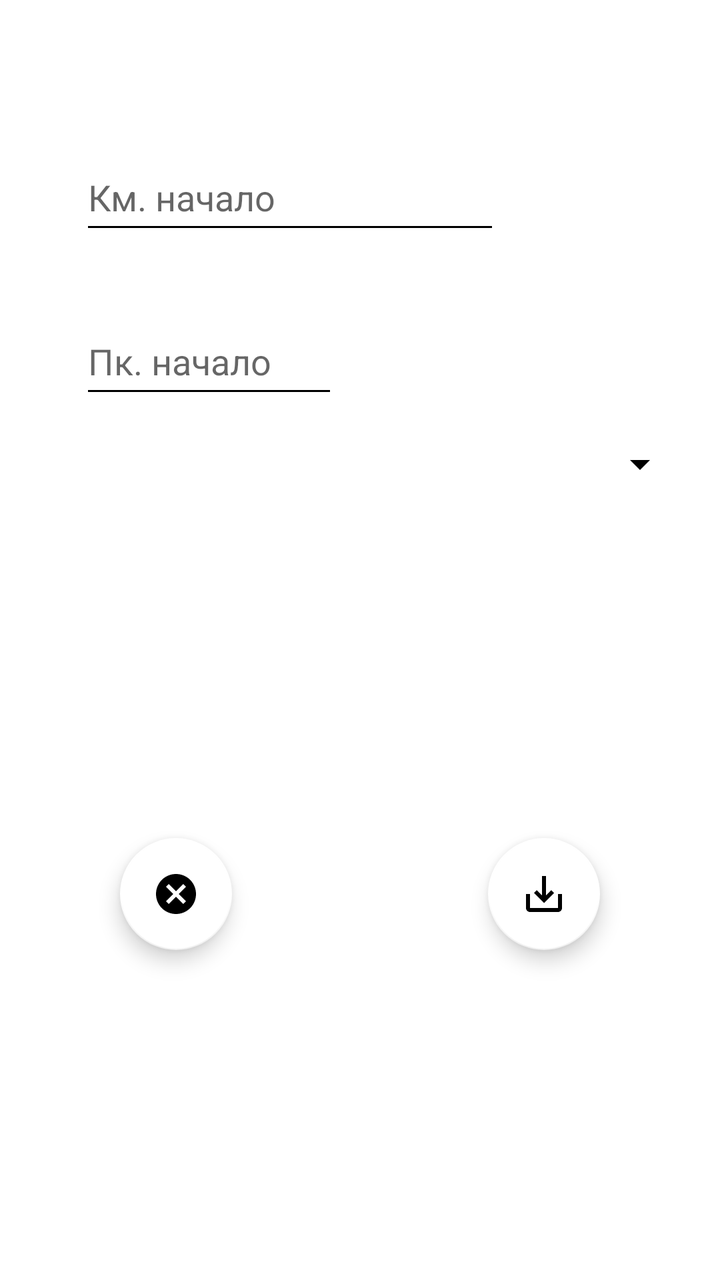
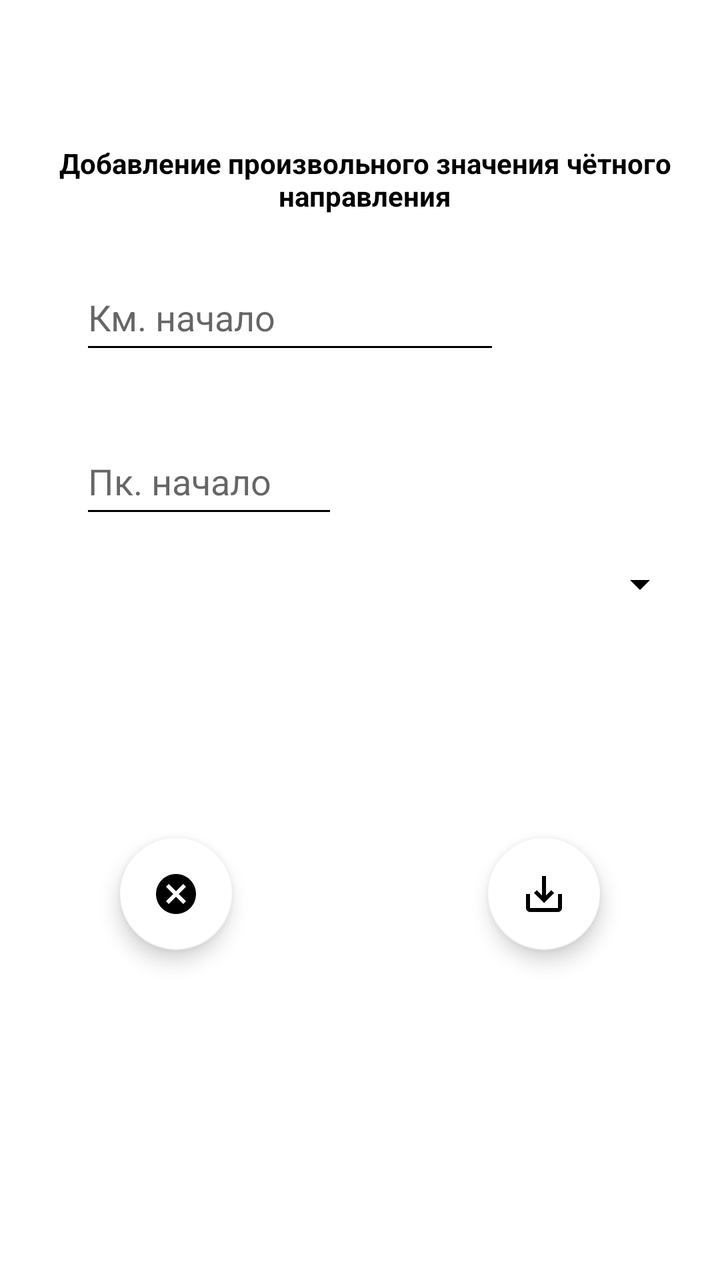

Two renders of the same Android screen: before a commit and after it. Below are the layout's source before the change and the commit's diff.
<!-- AndroidManifest.xml: application theme Base.Theme.My_Gps_Assistant -->
<!-- res/layout/fragment_add_custom_field_chet.xml -->
<?xml version="1.0" encoding="utf-8"?>
<androidx.constraintlayout.widget.ConstraintLayout
    xmlns:android="http://schemas.android.com/apk/res/android"
    xmlns:app="http://schemas.android.com/apk/res-auto"
    xmlns:tools="http://schemas.android.com/tools"
    android:layout_width="match_parent"
    android:layout_height="match_parent"
    android:background="#FFFFFF"
    tools:context=".fragments.chet.customField.add.AddCustomFieldFragmentChet">

    <EditText
        android:id="@+id/ed_start_custom_field_chet"
        android:layout_width="0dp"
        android:layout_height="50dp"
        android:layout_marginStart="40dp"
        android:layout_marginTop="72dp"
        android:ems="10"
        android:hint="@string/fragment_add_km_start_brake_chet"
        android:backgroundTint="@color/black"
        android:importantForAutofill="no"
        android:inputType="number"
        android:maxLength="4"
        android:textColor="#000000"
        app:layout_constraintStart_toStartOf="parent"
        app:layout_constraintTop_toTopOf="parent"
        tools:ignore="HardcodedText,TextContrastCheck" />

    <EditText
        android:id="@+id/ed_pk_start_custom_field_chet"
        android:layout_width="129dp"
        android:layout_height="50dp"
        android:layout_marginTop="32dp"
        android:ems="10"
        android:hint="@string/fragment_add_pk_start_brake_chet"
        android:backgroundTint="@color/black"
        android:inputType="number"
        android:maxLength="2"
        android:textColor="#000000"
        app:layout_constraintEnd_toEndOf="@+id/ed_start_custom_field_chet"
        app:layout_constraintHorizontal_bias="0.0"
        app:layout_constraintStart_toStartOf="@+id/ed_start_custom_field_chet"
        app:layout_constraintTop_toBottomOf="@+id/ed_start_custom_field_chet"
        tools:ignore="Autofill,HardcodedText,MissingConstraints,TextContrastCheck" />

    <com.google.android.material.floatingactionbutton.FloatingActionButton
        android:id="@+id/fb_save_custom_field_chet"
        android:layout_width="wrap_content"
        android:layout_height="wrap_content"
        android:layout_marginEnd="60dp"
        android:layout_marginBottom="165dp"
        android:clickable="true"
        android:src="@drawable/is_save_custom_field_chet"
        app:backgroundTint="@color/white"
        app:layout_constraintBottom_toBottomOf="parent"
        app:layout_constraintEnd_toEndOf="parent"
        tools:ignore="ContentDescription,KeyboardInaccessibleWidget,SpeakableTextPresentCheck" />

    <com.google.android.material.floatingactionbutton.FloatingActionButton
        android:id="@+id/fb_cancel_custom_field_chet"
        android:layout_width="wrap_content"
        android:layout_height="wrap_content"
        android:layout_marginStart="60dp"
        android:layout_marginBottom="165dp"
        android:clickable="true"
        android:src="@drawable/is_cancel_custom_field_chet"
        app:backgroundTint="@color/white"
        app:layout_constraintBottom_toBottomOf="parent"
        app:layout_constraintStart_toStartOf="parent"
        tools:ignore="ContentDescription,KeyboardInaccessibleWidget,SpeakableTextPresentCheck" />

    <EditText
        android:id="@+id/editAddCustomFieldChet"
        android:layout_width="wrap_content"
        android:layout_height="wrap_content"
        android:layout_marginTop="50dp"
        android:visibility="gone"
        android:ems="10"
        android:hint="Введите текст"
        android:inputType="text"
        android:maxLength="27"
        app:layout_constraintStart_toStartOf="@+id/ed_pk_start_custom_field_chet"
        app:layout_constraintTop_toBottomOf="@+id/ed_pk_start_custom_field_chet"
        tools:ignore="Autofill,HardcodedText,TouchTargetSizeCheck" />

    <Spinner
        android:id="@+id/spinnerAddChet"
        android:layout_width="match_parent"
        android:layout_height="wrap_content"
        android:layout_margin="16dp"
        app:layout_constraintStart_toStartOf="@+id/ed_pk_start_custom_field_chet"
        app:layout_constraintTop_toBottomOf="@+id/ed_pk_start_custom_field_chet"
        tools:ignore="TouchTargetSizeCheck" />


</androidx.constraintlayout.widget.ConstraintLayout>
<!-- resources referenced by this layout -->
<resources>
  <color name="black">#FF000000</color>
  <color name="white">#FFFFFFFF</color>
  <!-- drawable is_cancel_custom_field_chet (drawable) -->
  <vector xmlns:android="http://schemas.android.com/apk/res/android" android:height="24dp" android:tint="#52ED27" android:viewportHeight="24" android:viewportWidth="24" android:width="24dp">
        
      <path android:fillColor="@android:color/white" android:pathData="M12,2C6.47,2 2,6.47 2,12s4.47,10 10,10 10,-4.47 10,-10S17.53,2 12,2zM17,15.59L15.59,17 12,13.41 8.41,17 7,15.59 10.59,12 7,8.41 8.41,7 12,10.59 15.59,7 17,8.41 13.41,12 17,15.59z"/>
      
  </vector>
  <!-- drawable is_save_custom_field_chet (drawable) -->
  <vector xmlns:android="http://schemas.android.com/apk/res/android" android:height="24dp" android:tint="#52ED27" android:viewportHeight="24" android:viewportWidth="24" android:width="24dp">
        
      <path android:fillColor="@android:color/white" android:pathData="M19,12v7L5,19v-7L3,12v7c0,1.1 0.9,2 2,2h14c1.1,0 2,-0.9 2,-2v-7h-2zM13,12.67l2.59,-2.58L17,11.5l-5,5 -5,-5 1.41,-1.41L11,12.67L11,3h2z"/>
      
  </vector>
  <string name="fragment_add_km_start_brake_chet">Км. начало</string>
  <string name="fragment_add_pk_start_brake_chet">Пк. начало</string>
  <style name="Base.Theme.My_Gps_Assistant" parent="Theme.MaterialComponents.Light.NoActionBar">
          
          <item name="colorPrimary">@color/black</item>
          <item name="colorPrimaryVariant">@color/lavender</item>
          <item name="colorOnPrimary">@color/white</item>
  
          <item name="colorSecondary">@color/teal_200</item>
          <item name="colorSecondaryVariant">@color/teal_700</item>
          <item name="colorOnSecondary">@color/black</item>
  
          <item name="android:statusBarColor">@color/lavender</item>
  
  
          <item name="android:windowFullscreen">true</item>
  
          <item name="android:textColorPrimary">@color/black</item>
          <item name="android:textColorSecondary">@color/black</item>
          <item name="android:textColorTertiary">@color/black</item>
  
  
  
  
  
  
  
      </style>
  <color name="lavender">#8692f7</color>
  <color name="teal_200">#D58DD5</color>
  <color name="teal_700">#00C2EF</color>
</resources>

<!-- the commit's change to res/layout/fragment_add_custom_field_chet.xml (unified diff, before → after) -->
@@ -13,16 +13,16 @@
         android:layout_width="0dp"
         android:layout_height="50dp"
         android:layout_marginStart="40dp"
-        android:layout_marginTop="72dp"
+        android:layout_marginTop="20dp"
+        android:backgroundTint="@color/black"
         android:ems="10"
         android:hint="@string/fragment_add_km_start_brake_chet"
-        android:backgroundTint="@color/black"
         android:importantForAutofill="no"
         android:inputType="number"
         android:maxLength="4"
         android:textColor="#000000"
         app:layout_constraintStart_toStartOf="parent"
-        app:layout_constraintTop_toTopOf="parent"
+        app:layout_constraintTop_toBottomOf="@+id/textView15"
         tools:ignore="HardcodedText,TextContrastCheck" />
 
     <EditText
@@ -91,5 +91,17 @@
         app:layout_constraintTop_toBottomOf="@+id/ed_pk_start_custom_field_chet"
         tools:ignore="TouchTargetSizeCheck" />
 
+    <TextView
+        android:id="@+id/textView15"
+        android:layout_width="325dp"
+        android:layout_height="40dp"
+        android:layout_marginStart="20dp"
+        android:layout_marginTop="72dp"
+        android:text="@string/zagolovok_custom_field_chet"
+        android:textAlignment="center"
+        android:textStyle="bold"
+        app:layout_constraintStart_toStartOf="parent"
+        app:layout_constraintTop_toTopOf="parent" />
+
 
 </androidx.constraintlayout.widget.ConstraintLayout>
<!-- resource entries referenced after the edit -->
@@ -16,6 +16,7 @@
   </vector>
   <string name="fragment_add_km_start_brake_chet">Км. начало</string>
   <string name="fragment_add_pk_start_brake_chet">Пк. начало</string>
+  <string name="zagolovok_custom_field_chet">Добавление произвольного значения чётного направления</string>
   <style name="Base.Theme.My_Gps_Assistant" parent="Theme.MaterialComponents.Light.NoActionBar">
           
           <item name="colorPrimary">@color/black</item>
